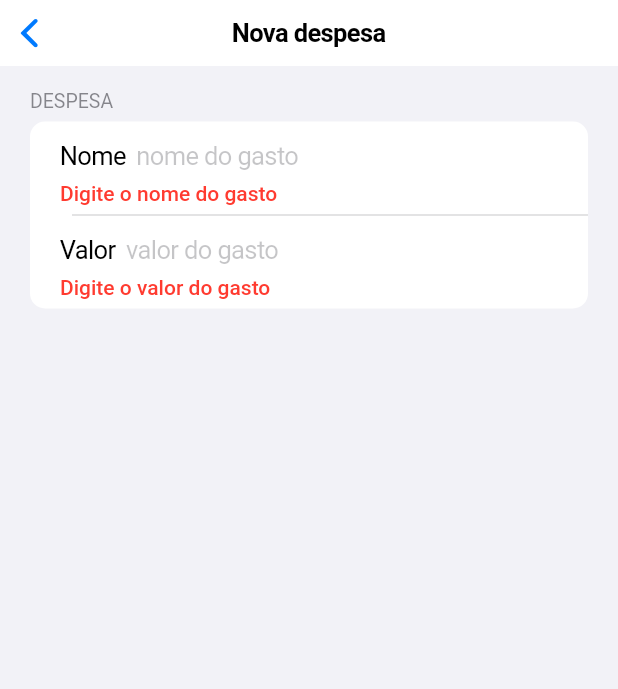
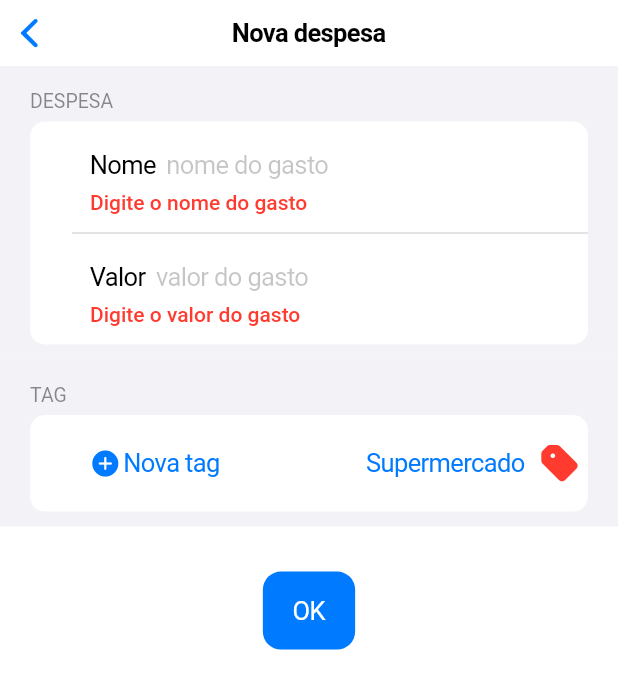
Before and after one commit to FernandoNoleto/myfinances, a Flutter app: the NewExpensePage screen opened directly, on a phone screen of 412 x 824 dp. Shown: the top 689 px of the screen. Run offline on Flutter 3.47's test engine with Material 2 defaults, Android fonts, the phone set to English and light mode, and no system bars.

Commit message:
feat(nova despesa): cria a tela de nova despesa

```diff
--- /dev/null
+++ b/lib/controllers/new_expense_controller.dart
@@ -0,0 +1,23 @@
+import 'package:flutter/cupertino.dart';
+
+import '../widgets/dropdown_tags.dart';
+
+class NewExpenseController{
+
+  final TextEditingController nameExpenseInputController = TextEditingController();
+  final TextEditingController valueExpenseInputController = TextEditingController();
+
+  final List<Widget> dropdownList = [];
+  int selectedTag = 0;
+
+
+  //Aqui vai a função de recuperar a lista de tags já existentes
+  void retrieveTagList() {
+    dropdownList.add(const DropdownTags(color: CupertinoColors.destructiveRed, tag: 'Supermercado'));
+    dropdownList.add(const DropdownTags(color: CupertinoColors.extraLightBackgroundGray, tag: 'Bar/Restaurantes'));
+    dropdownList.add(const DropdownTags(color: CupertinoColors.link, tag: 'Compras na internet'));
+  }
+
+
+
+}
--- a/lib/pages/new_expense_page.dart
+++ b/lib/pages/new_expense_page.dart
@@ -1,17 +1,32 @@
+import 'dart:core';
+
 import 'package:flutter/cupertino.dart';
+import 'package:myfinances/controllers/new_expense_controller.dart';
 
-class NewExpensePage extends StatefulWidget{
-  const NewExpensePage({Key? key}) : super (key:key);
+//Providers
+import 'package:myfinances/widgets/modal_dialog_widget.dart';
+import 'package:myfinances/widgets/dropdown_tags.dart';
+
+class NewExpensePage extends StatefulWidget {
+  const NewExpensePage({Key? key}) : super(key: key);
 
   @override
   _NewExpensePageState createState() => _NewExpensePageState();
-
 }
 
-class _NewExpensePageState extends State<NewExpensePage>{
-  final TextEditingController _nameExpenseInputController = TextEditingController();
-  final TextEditingController _valueExpenseInputController = TextEditingController();
+class _NewExpensePageState extends State<NewExpensePage> {
 
+  NewExpenseController newExpenseController = NewExpenseController();
+
+  @override
+  void initState() {
+    newExpenseController.retrieveTagList();
+    super.initState();
+  }
+
+
+
+  void _saveExpense() {}
 
   @override
   Widget build(BuildContext context) {
@@ -25,11 +40,14 @@ class _NewExpensePageState extends State<NewExpensePage>{
           onChanged: () {
             Form.maybeOf(primaryFocus!.context!)?.save();
           },
-          child: CupertinoFormSection.insetGrouped(
+          child: Column(
+            children: [
+              CupertinoFormSection.insetGrouped(
                 header: const Text('DESPESA'),
                 children: <Widget>[
-                CupertinoTextFormFieldRow(
-                  controller: _nameExpenseInputController,
+                  CupertinoFormRow(
+                    child: CupertinoTextFormFieldRow(
+                      controller: newExpenseController.nameExpenseInputController,
                       prefix: const Text('Nome'),
                       placeholder: 'nome do gasto',
                       validator: (String? value) {
@@ -39,8 +57,10 @@ class _NewExpensePageState extends State<NewExpensePage>{
                         return null;
                       },
                     ),
-              CupertinoTextFormFieldRow(
-                controller: _valueExpenseInputController,
+                  ),
+                  CupertinoFormRow(
+                    child: CupertinoTextFormFieldRow(
+                      controller: newExpenseController.valueExpenseInputController,
                       prefix: const Text('Valor'),
                       placeholder: 'valor do gasto',
                       validator: (String? value) {
@@ -50,6 +70,61 @@ class _NewExpensePageState extends State<NewExpensePage>{
                         return null;
                       },
                     ),
+                  ),
+                ],
+              ),
+              CupertinoFormSection.insetGrouped(
+                header: const Text('TAG'),
+                children: <Widget>[
+                  CupertinoFormRow(
+                    child: Row(
+                      children: [
+                        CupertinoButton(
+                            child: const Row(
+                              children: [
+                                Icon(CupertinoIcons.add_circled_solid),
+                                SizedBox(width: 2,),
+                                Text('Nova tag'),
+                              ],
+                            ), onPressed: () {}),
+                        const Spacer(),
+                        CupertinoButton(
+                            padding: EdgeInsets.zero,
+                            onPressed: () => ModalDialogProvider().showDialog(
+                                  CupertinoPicker(
+                                    magnification: 1.22,
+                                    squeeze: 1.2,
+                                    useMagnifier: true,
+                                    itemExtent: 32.0,
+                                    scrollController: FixedExtentScrollController(
+                                      initialItem: newExpenseController.selectedTag,
+                                    ),
+                                    onSelectedItemChanged: (int selectedItem) {
+                                      setState(() {
+                                        newExpenseController.selectedTag = selectedItem;
+                                      });
+                                    },
+                                    children: List<Widget>.generate(
+                                        newExpenseController.dropdownList.length, (int index) {
+                                        return Center(child: newExpenseController.dropdownList[index]);
+                                    }),
+                                  ),
+                                  context,
+                                ),
+                            // This displays the selected fruit name.
+                            child: newExpenseController.dropdownList[newExpenseController.selectedTag]),
+                      ],
+                    ),
+                  ),
+                ],
+              ),
+              const SizedBox(height: 30),
+              CupertinoButton.filled(
+                onPressed: () {
+                  _saveExpense();
+                },
+                child: const Text('OK'),
+              ),
             ],
           ),
         ),
--- /dev/null
+++ b/lib/widgets/dropdown_tags.dart
@@ -0,0 +1,36 @@
+import 'package:flutter/cupertino.dart';
+import 'package:flutter/material.dart';
+
+class DropdownTags extends StatefulWidget{
+  final Color color;
+  final String tag;
+
+  const DropdownTags(
+      {Key? key,
+        required this.color,
+        required this.tag,
+      }) : super(key: key);
+
+  @override
+  _DropdownTagsState createState() => _DropdownTagsState();
+
+}
+
+class _DropdownTagsState extends State<DropdownTags> {
+  @override
+  Widget build(BuildContext context) {
+    return Row(
+      mainAxisAlignment: MainAxisAlignment.spaceEvenly,
+      // crossAxisAlignment: CrossAxisAlignment.center,
+      children: [
+        Text(widget.tag),
+        const SizedBox(width: 10,),
+        Icon(
+          CupertinoIcons.tag_fill,
+          color: widget.color,
+          size: 26,
+        ),
+      ],
+    );
+  }
+}
```
Also changed, not shown: lib/main.dart (+2 -45 lines), lib/pages/home_page.dart (added, +55 -0 lines), lib/widgets/modal_dialog_widget.dart (added, +24 -0 lines), 1 other file. Lines whose indentation alone changed are shown as unchanged.
